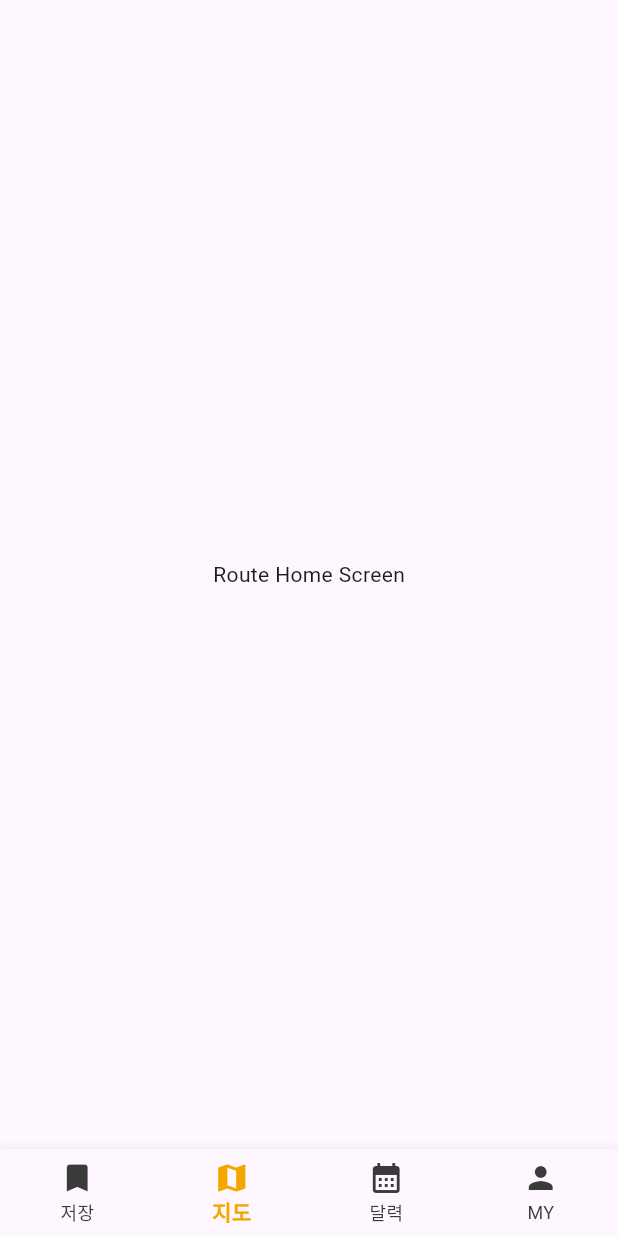
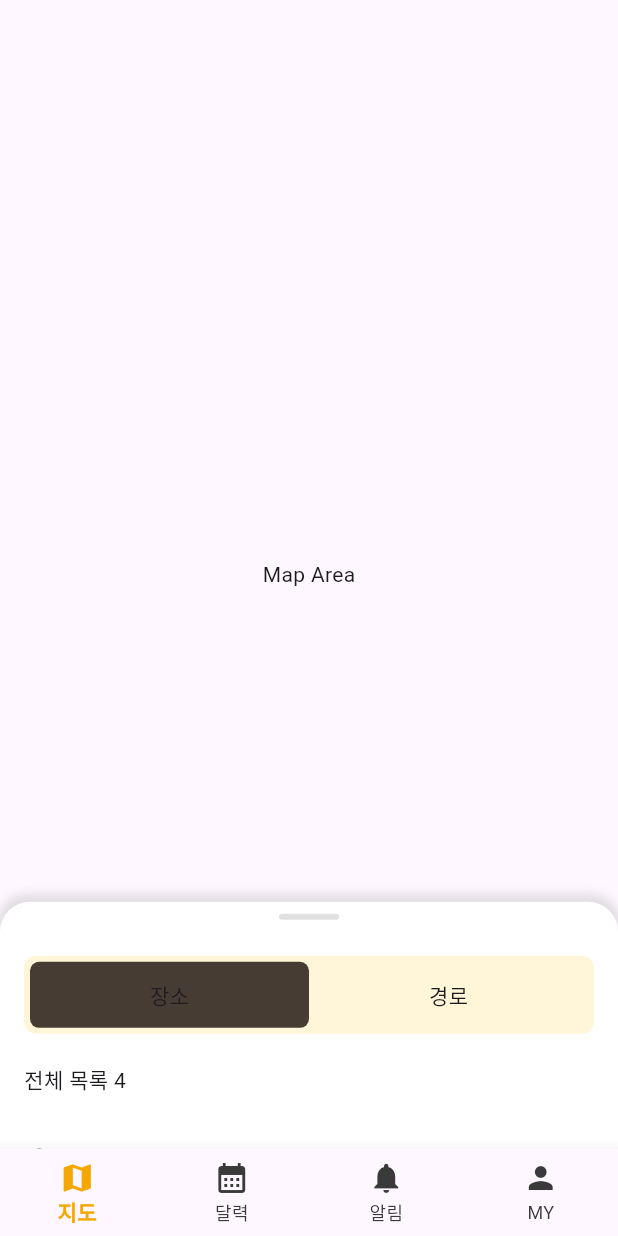
Before and after one commit to chtoqur/gilin, a Flutter app: the screen it shows after launch, on a phone screen of 412 x 824 dp. Run offline on Flutter 3.47's test engine with Material 3 defaults, Android fonts, the phone set to English and light mode, and no system bars.

```diff
--- a/front/lib/main.dart
+++ b/front/lib/main.dart
@@ -1,7 +1,7 @@
 import 'package:flutter/material.dart';
 import 'package:gilin/screens/main_screen.dart';
 
-void main() async {
+void main() {
   runApp(
     const MaterialApp(
       home: MainScreen(),
--- a/front/lib/screens/alert/alert_screen.dart
+++ b/front/lib/screens/alert/alert_screen.dart
@@ -6,7 +6,7 @@ class AlertScreen extends StatelessWidget {
   @override
   Widget build(BuildContext context) {
     return const Center(
-      child: Text('Route Home Screen'),
+      child: Text('Alert Home Screen'),
     );
   }
 }
--- a/front/lib/screens/main_screen.dart
+++ b/front/lib/screens/main_screen.dart
@@ -1,5 +1,5 @@
 import 'package:flutter/material.dart';
-import 'bookmark/bookmark_screen.dart';
+import 'alert/alert_screen.dart';
 import 'mypage/mypage_screen.dart';
 import 'route/route_screen.dart';
 import 'schedule/schedule_screen.dart';
@@ -13,14 +13,13 @@ class MainScreen extends StatefulWidget {
 
 class _MainNavigationState extends State<MainScreen> {
   // 초기화면: 지도
-  int _selectedIndex = 1;
+  int _selectedIndex = 0;
 
   // 표시할 화면 리스트
   final List<Widget> _screens = [
-    // const AlertScreen(),
-    const BookmarkScreen(),
     const RouteScreen(),
     const ScheduleScreen(),
+    const AlertScreen(),
     const MypageScreen(),
   ];
 
@@ -41,16 +40,16 @@ class _MainNavigationState extends State<MainScreen> {
         onTap: _onItemTapped,
         items: const [
           BottomNavigationBarItem(
-            icon: Icon(Icons.bookmark),
-            label: '저장',
-          ),
-          BottomNavigationBarItem(
             icon: Icon(Icons.map),
             label: '지도',
           ),
           BottomNavigationBarItem(
             icon: Icon(Icons.calendar_month),
             label: '달력',
+          ),
+          BottomNavigationBarItem(
+            icon: Icon(Icons.notifications),
+            label: '알림',
           ),
           BottomNavigationBarItem(
             icon: Icon(Icons.person),
--- /dev/null
+++ b/front/lib/screens/route/myplace_screen.dart
@@ -0,0 +1,35 @@
+// myplace_screen.dart
+import 'package:flutter/material.dart';
+import 'widgets/location_item.dart';
+
+class MyplaceScreen extends StatelessWidget {
+  const MyplaceScreen({Key? key}) : super(key: key);
+
+  @override
+  Widget build(BuildContext context) {
+    return Column(
+      crossAxisAlignment: CrossAxisAlignment.start,
+      children: [
+        const SizedBox(height: 20),
+        const Text('전체 목록 4'),
+        const SizedBox(height: 12),
+        LocationItem(
+          title: '멀티캠퍼스 역삼',
+          onTap: () {},
+        ),
+        LocationItem(
+          title: '이사네',
+          onTap: () {},
+        ),
+        LocationItem(
+          title: '선릉역 2번 출구',
+          onTap: () {},
+        ),
+        LocationItem(
+          title: '본가',
+          onTap: () {},
+        ),
+      ],
+    );
+  }
+}
--- a/front/lib/screens/route/route_screen.dart
+++ b/front/lib/screens/route/route_screen.dart
@@ -1,12 +1,83 @@
+// route_screen.dart
 import 'package:flutter/material.dart';
+import 'package:gilin/screens/route/myplace_screen.dart';
+import 'package:gilin/screens/route/myroute_screen.dart';
+import 'myplace_screen.dart';
+import 'myroute_screen.dart';
+import 'widgets/route_bottom_sheet.dart';
 
-class RouteScreen extends StatelessWidget {
+class RouteScreen extends StatefulWidget {
   const RouteScreen({Key? key}) : super(key: key);
 
   @override
+  State<RouteScreen> createState() => _RouteScreenState();
+}
+
+class _RouteScreenState extends State<RouteScreen> {
+  bool isPlaceTab = true;  // true: 장소 탭, false: 경로 탭
+
+  @override
   Widget build(BuildContext context) {
-    return const Center(
-      child: Text('Route Home Screen'),
+    return Stack(
+      children: [
+        // 지도 영역 (나중에 실제 지도로 교체)
+        const Center(
+          child: Text('Map Area'),
+        ),
+        // 바텀 시트
+        RouteBottomSheet(
+          child: SizedBox( // Column을 SizedBox로 감싸기
+            height: MediaQuery.of(context).size.height * 0.7, // 적절한 높이 설정
+            child: Column(
+              children: [
+                // 탭 버튼들
+                Container(
+                  decoration: BoxDecoration(
+                    color: const Color(0xFFFFF6D9),
+                    borderRadius: BorderRadius.circular(8),
+                  ),
+                  padding: const EdgeInsets.all(4),
+                  child: Row(
+                    children: [
+                      Expanded(
+                        child: GestureDetector(
+                          onTap: () => setState(() => isPlaceTab = true),
+                          child: Container(
+                            padding: const EdgeInsets.symmetric(vertical: 12),
+                            decoration: BoxDecoration(
+                              color: isPlaceTab ? Color(0xFF463C33) : Colors.transparent,
+                              borderRadius: BorderRadius.circular(6),
+                            ),
+                            child: const Center(child: Text('장소')),
+                          ),
+                        ),
+                      ),
+                      Expanded(
+                        child: GestureDetector(
+                          onTap: () => setState(() => isPlaceTab = false),
+                          child: Container(
+                            padding: const EdgeInsets.symmetric(vertical: 12),
+                            decoration: BoxDecoration(
+                              color: !isPlaceTab ? Color(0xFF463C33) : Colors.transparent,
+                              borderRadius: BorderRadius.circular(6),
+                            ),
+                            child: const Center(child: Text('경로')),
+                          ),
+                        ),
+                      ),
+                    ],
+                  ),
+                ),
+
+                // 탭 내용
+                Expanded(
+                  child: isPlaceTab ? const MyplaceScreen() : const MyrouteScreen(),
+                ),
+              ],
+            ),
+          ),
+        ),
+      ],
     );
   }
 }
--- /dev/null
+++ b/front/lib/screens/route/widgets/location_item.dart
@@ -0,0 +1,38 @@
+// widgets/location_item.dart
+import 'package:flutter/material.dart';
+
+class LocationItem extends StatelessWidget {
+  final String title;
+  final VoidCallback onTap;
+
+  const LocationItem({
+    Key? key,
+    required this.title,
+    required this.onTap,
+  }) : super(key: key);
+
+  @override
+  Widget build(BuildContext context) {
+    return InkWell(
+      onTap: onTap,
+      child: Padding(
+        padding: const EdgeInsets.symmetric(vertical: 8),
+        child: Row(
+          children: [
+            const Icon(Icons.place, size: 20),
+            const SizedBox(width: 8),
+            Expanded(child: Text(title)),
+            TextButton(
+              onPressed: () {},
+              child: const Text('편집'),
+            ),
+            TextButton(
+              onPressed: () {},
+              child: const Text('삭제'),
+            ),
+          ],
+        ),
+      ),
+    );
+  }
+}
--- /dev/null
+++ b/front/lib/screens/route/widgets/route_bottom_sheet.dart
@@ -0,0 +1,135 @@
+import 'package:flutter/material.dart';
+
+class RouteBottomSheet extends StatefulWidget {
+  final Widget child;
+
+  const RouteBottomSheet({
+    Key? key,
+    required this.child,
+  }) : super(key: key);
+
+  @override
+  State<RouteBottomSheet> createState() => _RouteBottomSheetState();
+}
+
+class _RouteBottomSheetState extends State<RouteBottomSheet> {
+  SheetHeight currentHeight = SheetHeight.mid;
+  final double minHeight = 0.06;
+  final double midHeight = 0.2;
+  final double maxHeight = 0.7;
+
+  final ScrollController scrollController = ScrollController();
+  double dragStartY = 0;
+  double currentDragHeight = 0;
+  bool isDragging = false;
+
+  @override
+  void initState() {
+    super.initState();
+    currentDragHeight = midHeight;
+  }
+
+  @override
+  Widget build(BuildContext context) {
+    final screenHeight = MediaQuery.of(context).size.height;
+    final height = screenHeight * (isDragging
+        ? currentDragHeight.clamp(minHeight, maxHeight)
+        : (currentHeight == SheetHeight.min
+        ? minHeight
+        : currentHeight == SheetHeight.mid
+        ? midHeight
+        : maxHeight));
+
+    return Positioned(
+      left: 0,
+      right: 0,
+      bottom: 0,
+      height: height, // 명시적 높이 설정
+      child: GestureDetector(
+        onVerticalDragStart: (details) {
+          dragStartY = details.globalPosition.dy;
+          isDragging = true;
+          currentDragHeight = currentHeight == SheetHeight.min
+              ? minHeight
+              : currentHeight == SheetHeight.mid
+              ? midHeight
+              : maxHeight;
+        },
+        onVerticalDragUpdate: (details) {
+          if (scrollController.offset <= 0) {
+            final dragDistance = details.globalPosition.dy - dragStartY;
+            final heightDelta = -dragDistance / screenHeight;
+
+            setState(() {
+              currentDragHeight = (currentHeight == SheetHeight.min
+                  ? minHeight
+                  : currentHeight == SheetHeight.mid
+                  ? midHeight
+                  : maxHeight) +
+                  heightDelta;
+            });
+          }
+        },
+        onVerticalDragEnd: (details) {
+          isDragging = false;
+          final currentSize = currentDragHeight.clamp(minHeight, maxHeight);
+
+          setState(() {
+            if (currentSize > (midHeight + maxHeight) / 2) {
+              currentHeight = SheetHeight.max;
+            } else if (currentSize > (minHeight + midHeight) / 2) {
+              currentHeight = SheetHeight.mid;
+            } else {
+              currentHeight = SheetHeight.min;
+            }
+          });
+        },
+        child: Container(
+          decoration: BoxDecoration(
+            color: Colors.white,
+            borderRadius: const BorderRadius.vertical(
+              top: Radius.circular(20),
+            ),
+            boxShadow: [
+              BoxShadow(
+                color: Colors.grey.withOpacity(0.3),
+                spreadRadius: 2,
+                blurRadius: 5,
+                offset: const Offset(0, -3),
+              ),
+            ],
+          ),
+          child: Column(
+            mainAxisSize: MainAxisSize.min,
+            children: [
+              Container(
+                margin: const EdgeInsets.symmetric(vertical: 8),
+                width: 40,
+                height: 4,
+                decoration: BoxDecoration(
+                  color: Colors.grey[300],
+                  borderRadius: BorderRadius.circular(2),
+                ),
+              ),
+              Flexible(
+                child: SingleChildScrollView(
+                  controller: scrollController,
+                  physics: (currentHeight == SheetHeight.min ||
+                      currentHeight == SheetHeight.mid)
+                      ? const NeverScrollableScrollPhysics()
+                      : const ClampingScrollPhysics(),
+                  child: Padding(
+                    padding: const EdgeInsets.all(16.0),
+                    child: widget.child,
+                  ),
+                ),
+              ),
+            ],
+          ),
+        ),
+      ),
+    );
+  }
+}
+
+enum SheetHeight { min, mid, max }
```
Also changed, not shown: front/lib/screens/bookmark/bookmark_screen.dart (deleted, +0 -206 lines), front/lib/screens/route/myroute_screen.dart (added, +58 -0 lines), front/pubspec.yaml (+5 -5 lines).
